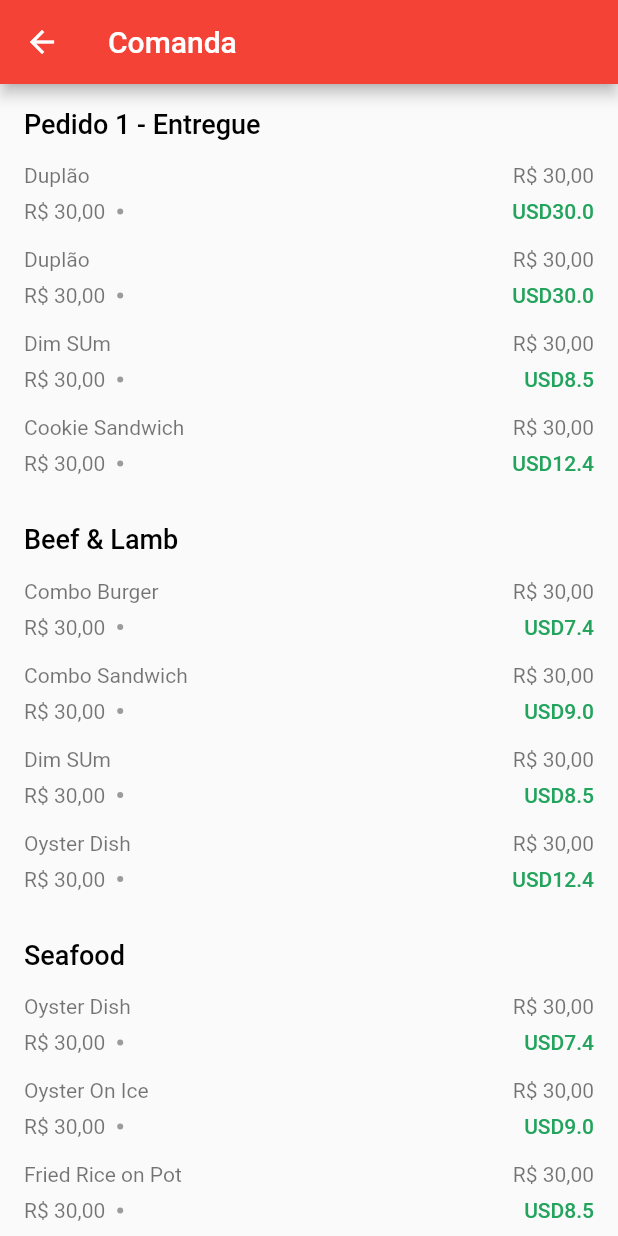
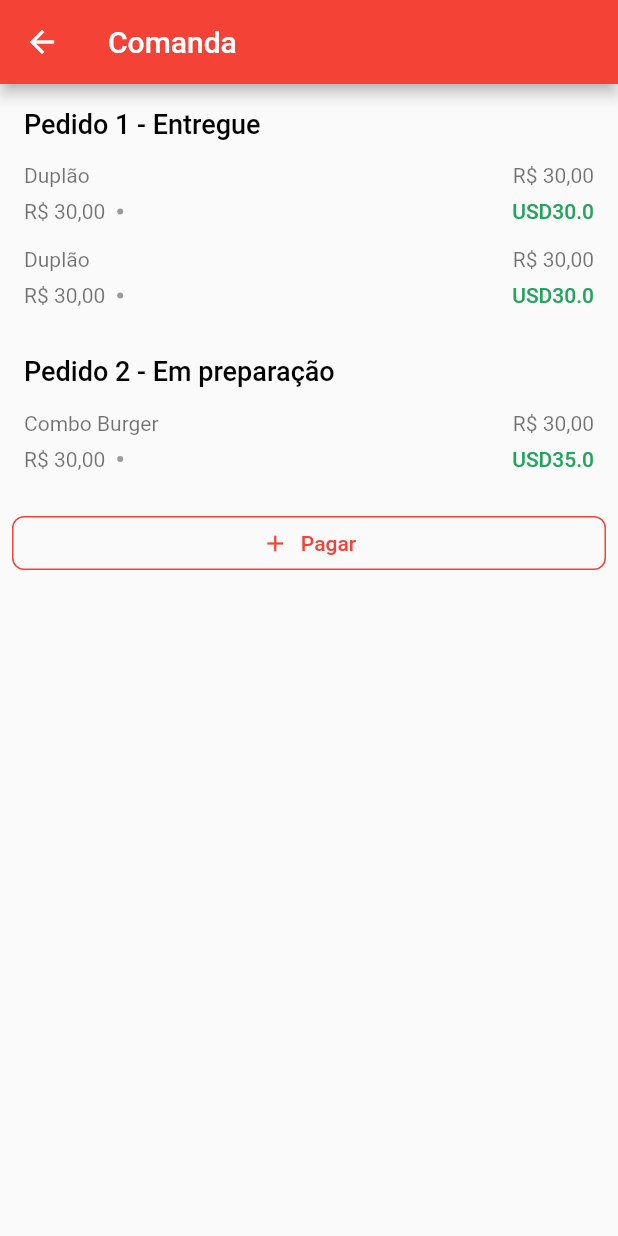
Before and after one commit to marcospojr/EasyOrder, a Flutter app: the BillPage screen opened directly, on a phone screen of 412 x 824 dp. Run offline on Flutter 3.47's test engine with Material 2 defaults, Android fonts, the phone set to English and light mode, and no system bars; our stand-ins replace flutter_svg.

Commit message:
Update bill mocks

```diff
--- a/easy_order/lib/models/bill.dart
+++ b/easy_order/lib/models/bill.dart
@@ -19,112 +19,21 @@ final List<CategoryBill> demoCategoryBills = [
     category: "Pedido 1 - Entregue",
     items: [
       Bill(
-        price: 30.0,
+        price: 30.00,
         title: "Duplão",
       ),
       Bill(
-        price: 30.0,
+        price: 30.00,
         title: "Duplão",
-      ),
-      Bill(
-        price: 8.5,
-        title: "Dim SUm",
-      ),
-      Bill(
-        price: 12.4,
-        title: "Cookie Sandwich",
       ),
     ],
   ),
   CategoryBill(
-    category: "Beef & Lamb",
+    category: "Pedido 2 - Em preparação",
     items: [
       Bill(
-        price: 7.4,
+        price: 35.00,
         title: "Combo Burger",
-      ),
-      Bill(
-        price: 9.0,
-        title: "Combo Sandwich",
-      ),
-      Bill(
-        price: 8.5,
-        title: "Dim SUm",
-      ),
-      Bill(
-        price: 12.4,
-        title: "Oyster Dish",
-      ),
-    ],
-  ),
-  CategoryBill(
-    category: "Seafood",
-    items: [
-      Bill(
-        price: 7.4,
-        title: "Oyster Dish",
-      ),
-      Bill(
-        price: 9.0,
-        title: "Oyster On Ice",
-      ),
-      Bill(
-        price: 8.5,
-        title: "Fried Rice on Pot",
-      ),
-    ],
-  ),
-  CategoryBill(
-    category: "Appetizers",
-    items: [
-      Bill(
-        price: 8.5,
-        title: "Dim SUm",
-      ),
-      Bill(
-        price: 7.4,
-        title: "Cookie Sandwich",
-      ),
-      Bill(
-        price: 9.0,
-        title: "Combo Sandwich",
-      ),
-      Bill(
-        price: 12.4,
-        title: "Cookie Sandwich",
-      ),
-      Bill(
-        price: 9.0,
-        title: "Chow Fun",
-      ),
-    ],
-  ),
-  CategoryBill(
-    category: "Dim Sum",
-    items: [
-      Bill(
-        price: 9.0,
-        title: "Combo Sandwich",
-      ),
-      Bill(
-        price: 12.4,
-        title: "Cookie Sandwich",
-      ),
-      Bill(
-        price: 8.5,
-        title: "Dim SUm",
-      ),
-      Bill(
-        price: 7.4,
-        title: "Oyster Dish",
-      ),
-      Bill(
-        price: 9.0,
-        title: "Oyster On Ice",
-      ),
-      Bill(
-        price: 8.5,
-        title: "Fried Rice on Pot",
       ),
     ],
   ),
--- a/easy_order/lib/pages/bill_page.dart
+++ b/easy_order/lib/pages/bill_page.dart
@@ -52,10 +52,10 @@ class BillPage extends StatelessWidget {
                     size: 18,
                     color: Colors.red,
                   ),
-                  label: const Text("Teste"),
+                  label: const Text("Pagar"),
                   style: OutlinedButton.styleFrom(
                       side: const BorderSide(color: Colors.red),
-                      padding: EdgeInsets.symmetric(horizontal: 8),
+                      padding: const EdgeInsets.symmetric(horizontal: 8),
                       shape: RoundedRectangleBorder(
                         borderRadius: BorderRadius.circular(8),
                       ),
```
